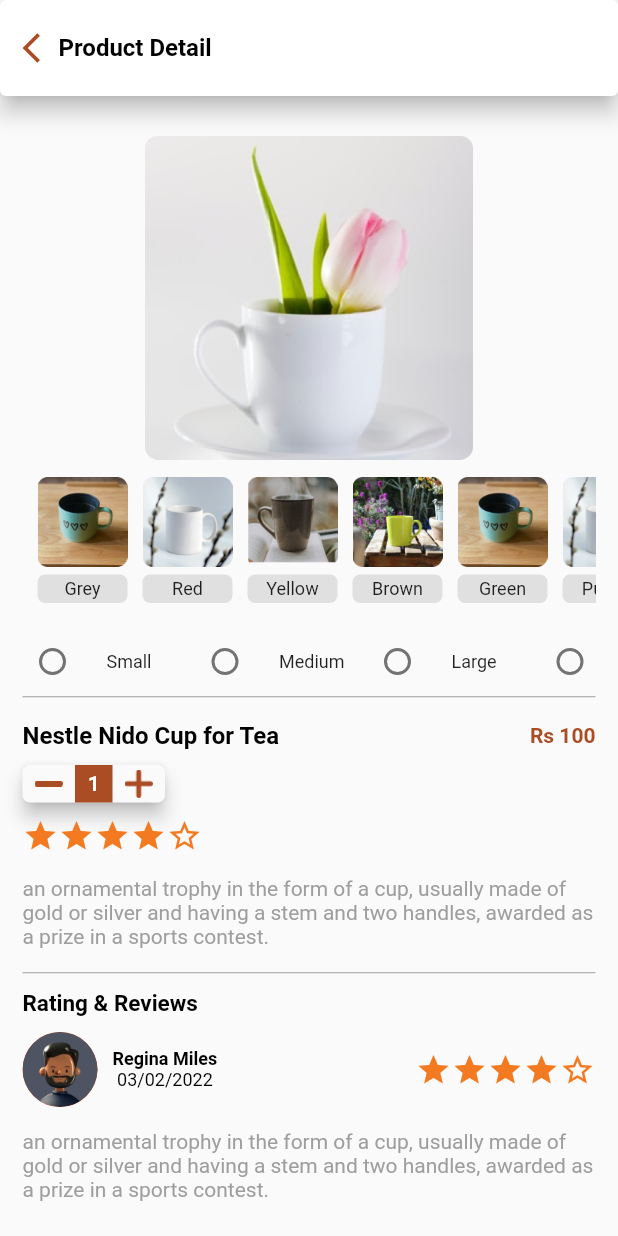
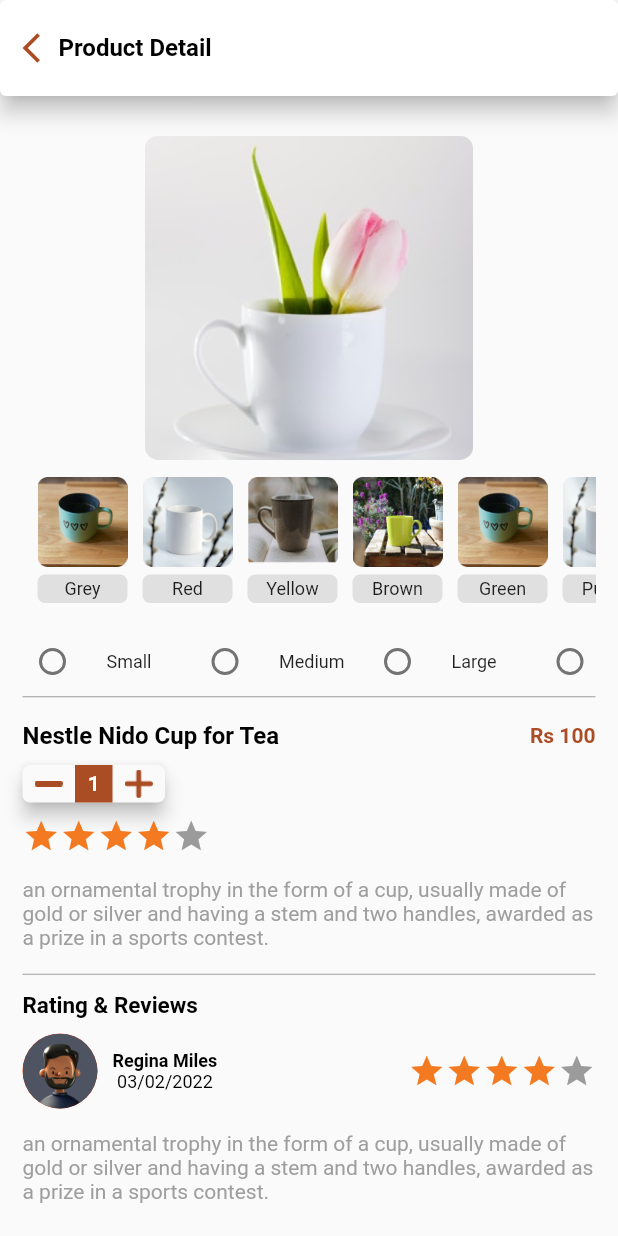
Before and after one commit to MrHassni/ecomerece_app, a Flutter app: the ProductDetail screen opened directly, on a phone screen of 412 x 824 dp. Run offline on Flutter 3.47's test engine with Material 2 defaults, Android fonts, the light colour scheme and no system bars; drawn by our look-alikes of flutter_rating_bar; our stand-ins replace carousel_slider, dotted_border, font_awesome_flutter, google_maps_flutter, image_picker, intl_phone_number_input and 2 more; missing offline and left inert: flutter_statusbarcolor_ns, vertical_scrollable_tabview; accounts and stored records are empty; Roboto replaces fonts that are missing (Nuntio-Bold.ttf).

Commit message:
HAssan's commit Off changes n UI...21 march 2nd commit

```diff
--- a/lib/screens/product_detail_screen.dart
+++ b/lib/screens/product_detail_screen.dart
@@ -2,6 +2,7 @@
 import 'package:crockery_app/widgets/top_bars/top_bar_without_button.dart';
 import 'package:flutter/cupertino.dart';
 import 'package:flutter/material.dart';
+import 'package:flutter_rating_bar/flutter_rating_bar.dart';
 import '../constant/constant.dart';
 
 import '../helper/radio_btn_model_size.dart';
@@ -234,30 +235,24 @@
                           ),
                         ),
 
-
-                        Row(
-                          children: const <Widget>[
-                            Icon(
+                        Align(
+                          alignment: Alignment.centerLeft,
+                          child: RatingBar.builder(
+                            initialRating: 4,
+                            minRating: 1,
+                            itemSize: 25,
+                            direction: Axis.horizontal,
+                            allowHalfRating: true,
+                            itemCount: 5,
+                            itemPadding: const EdgeInsets.symmetric(horizontal: 0.0),
+                            itemBuilder: (context, _) => const Icon(
                               Icons.star,
                               color: Constants.kOrangeColor,
                             ),
-                            Icon(
-                              Icons.star,
-                              color: Constants.kOrangeColor,
-                            ),
-                            Icon(
-                              Icons.star,
-                              color: Constants.kOrangeColor,
-                            ),
-                            Icon(
-                              Icons.star,
-                              color: Constants.kOrangeColor,
-                            ),
-                            Icon(
-                              Icons.star_outline,
-                              color: Constants.kOrangeColor,
-                            ),
-                          ],
+                            onRatingUpdate: (rating) {
+                              print(rating);
+                            },
+                          ),
                         ),
                         const Padding(padding: EdgeInsets.only(top: 15,bottom: 15),
                           child: Text(
@@ -308,25 +303,24 @@
                               ],
                             ),
                             const Spacer(),
-                            const Icon(
-                              Icons.star,
-                              color: Constants.kOrangeColor,
-                            ),
-                            const Icon(
-                              Icons.star,
-                              color: Constants.kOrangeColor,
-                            ),
-                            const Icon(
-                              Icons.star,
-                              color: Constants.kOrangeColor,
-                            ),
-                            const Icon(
-                              Icons.star,
-                              color: Constants.kOrangeColor,
-                            ),
-                            const Icon(
-                              Icons.star_outline,
-                              color: Constants.kOrangeColor,
+                            Align(
+                              alignment: Alignment.centerLeft,
+                              child: RatingBar.builder(
+                                initialRating: 4,
+                                minRating: 1,
+                                itemSize: 25,
+                                direction: Axis.horizontal,
+                                allowHalfRating: true,
+                                itemCount: 5,
+                                itemPadding: const EdgeInsets.symmetric(horizontal: 0.0),
+                                itemBuilder: (context, _) => const Icon(
+                                  Icons.star,
+                                  color: Constants.kOrangeColor,
+                                ),
+                                onRatingUpdate: (rating) {
+                                  print(rating);
+                                },
+                              ),
                             ),
                           ],
                         ),
--- a/lib/widgets/cart_detail_widget.dart
+++ b/lib/widgets/cart_detail_widget.dart
@@ -15,7 +15,7 @@
   Widget build(BuildContext context) {
     return Container(
       margin: EdgeInsets.zero,
-      height: 120,
+      height: 110,
       child: Card(
         elevation: 1,
         child: ListTile(contentPadding: const EdgeInsets.all(5),
--- a/lib/widgets/category_widgets/cutleryitemwidget.dart
+++ b/lib/widgets/category_widgets/cutleryitemwidget.dart
@@ -1,3 +1,5 @@
+
+import 'dart:developer';
 
 import 'package:flutter/cupertino.dart';
 import 'package:flutter/material.dart';
@@ -64,7 +66,7 @@
                         child:  Icon(_addedToFav ? Icons.favorite : Icons.favorite_border,color: _addedToFav ? Colors.red : Colors.white,),
 
                         onTap: () {
-                          print('favorite icon clicked...');
+                          log('favorite icon clicked...');
 
                           if(_addedToFav == true){
                             setState(() {
--- a/lib/widgets/top_bars/top_bar_with_buttons.dart
+++ b/lib/widgets/top_bars/top_bar_with_buttons.dart
@@ -23,6 +23,9 @@
             Row(
               children: [
                 showBackButton ? InkWell(
+                  onTap: (){
+                    Navigator.pop(context);
+                  },
                   child: Container(
                       margin: const EdgeInsets.only(right: 5),
                       child: const Icon(Icons.arrow_back_ios_outlined)),
```
Also changed, not shown: lib/screens/cart_detail_screen.dart (+13 -38 lines), lib/widgets/bottom_navigation/bottom_navigation_bar.dart (+1 -9 lines), pubspec.lock.
